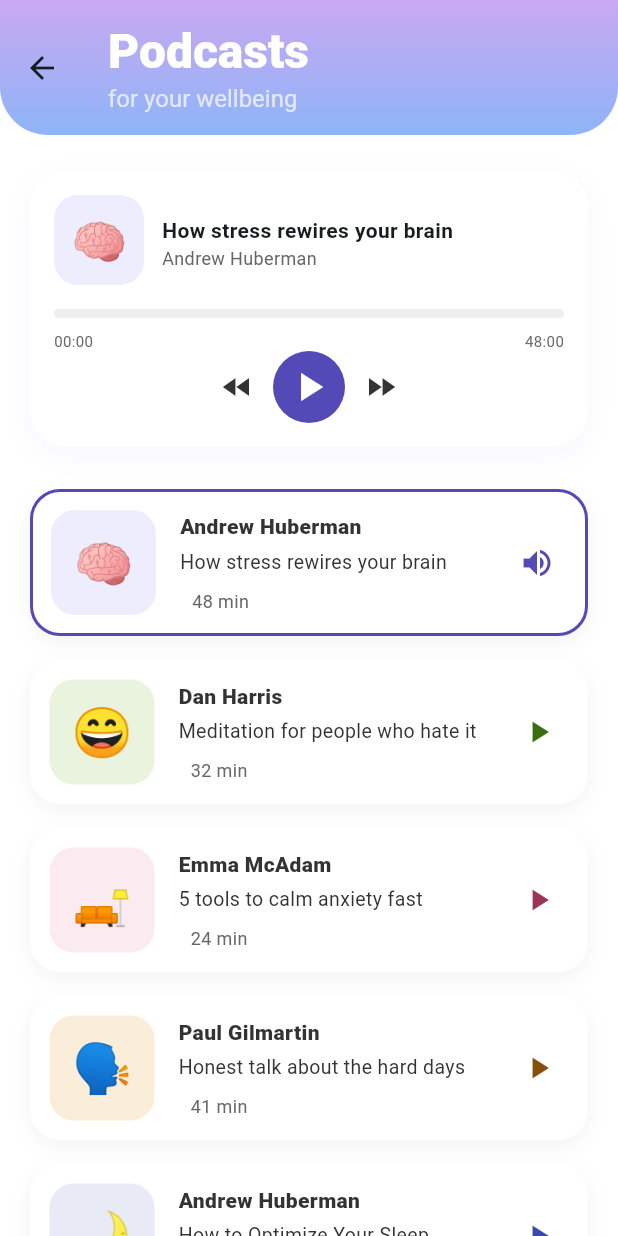
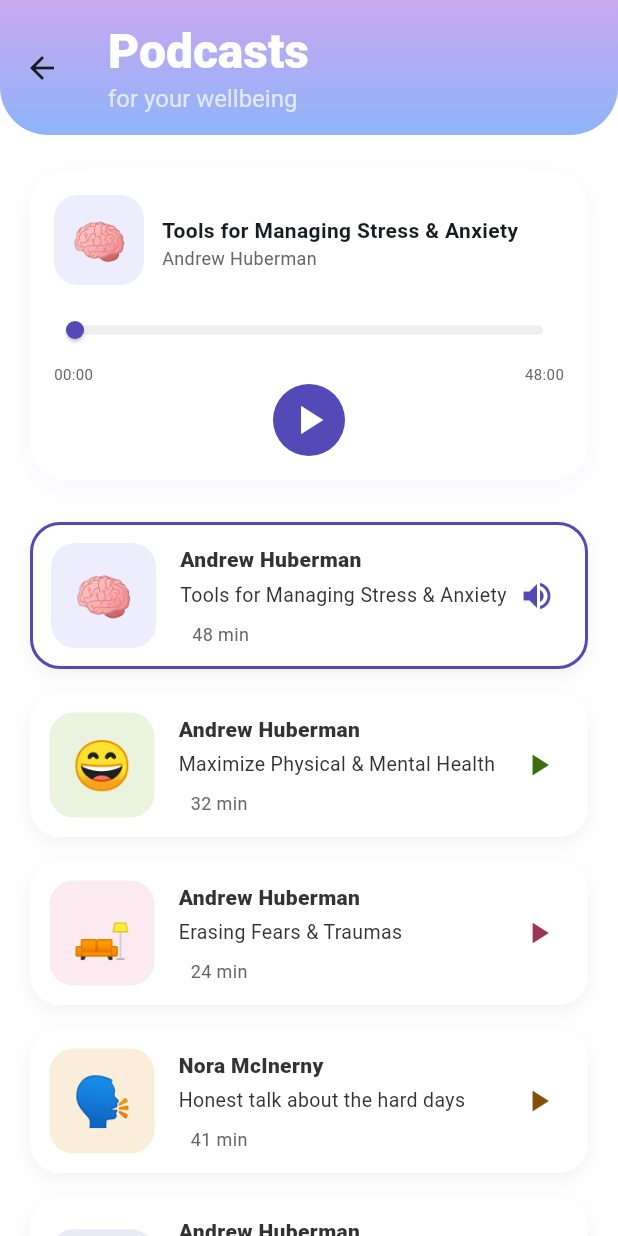
Before and after one commit to Imen-rekik/mentalbloom, a Flutter app: the PodcastScreen screen opened directly, after a tap on "Andrew Huberman", after a tap on the "play arrow" icon, on a phone screen of 412 x 824 dp. Run offline on Flutter 3.47's test engine with Material 3 defaults, Android fonts, the phone set to English and light mode, and no system bars; our stand-ins replace audioplayers, cloud_firestore, firebase_auth, firebase_core, fl_chart, flutter_dotenv and 5 more; accounts and stored records are empty.

Commit message:
podcast screen done

```diff
--- a/lib/screens/podcast_screen.dart
+++ b/lib/screens/podcast_screen.dart
@@ -11,58 +11,57 @@
 }
 
 class _PodcastScreenState extends State<PodcastScreen> {
-
   final List<PodcastEpisode> _allEpisodes = const [
     PodcastEpisode(
-      title: "How stress rewires your brain",
+      title: "Tools for Managing Stress & Anxiety",
       podcastName: "Andrew Huberman",
       durationMin: 48,
-      audioUrl: "https://www.learningcontainer.com/wp-content/uploads/2020/02/Kalimba.mp3",
+      audioUrl: "assets/audio/1_Tools_Stress_Anxiety.mp3",
       emoji: "🧠",
       bgColor: Color(0xFFEEEDFE),
       textColor: Color(0xFF534AB7),
     ),
     PodcastEpisode(
-      title: "Meditation for people who hate it",
-      podcastName: "Dan Harris",
+      title: "Maximize Physical & Mental Health",
+      podcastName: "Andrew Huberman",
       durationMin: 32,
-      audioUrl: "https://www.soundhelix.com/examples/mp3/SoundHelix-Song-2.mp3",
+      audioUrl: "assets/audio/2_Max_Mental_Health.mp3",
       emoji: "😄",
       bgColor: Color(0xFFEAF3DE),
       textColor: Color(0xFF3B6D11),
     ),
     PodcastEpisode(
-      title: "5 tools to calm anxiety fast",
-      podcastName: "Emma McAdam",
+      title: "Erasing Fears & Traumas",
+      podcastName: "Andrew Huberman",
       durationMin: 24,
-      audioUrl: "https://codeskulptor-demos.commondatastorage.googleapis.com/pang/paza-moduless.mp3",
+      audioUrl: "assets/audio/3_Erasing_Fears_Traumas.mp3",
       emoji: "🛋️",
       bgColor: Color(0xFFFBEAF0),
       textColor: Color(0xFF993556),
     ),
     PodcastEpisode(
       title: "Honest talk about the hard days",
-      podcastName: "Paul Gilmartin",
+      podcastName: "Nora McInerny",
       durationMin: 41,
-      audioUrl: "https://codeskulptor-demos.commondatastorage.googleapis.com/descent/gotitem.mp3",
+      audioUrl: "assets/audio/6_story.mp3",
       emoji: "🗣️",
       bgColor: Color(0xFFFAEEDA),
       textColor: Color(0xFF854F0B),
     ),
     PodcastEpisode(
-      title: "How to Optimize Your Sleep",
+      title: "The Science of Gratitude & How to Build a Gratitude Practice",
       podcastName: "Andrew Huberman",
       durationMin: 55,
-      audioUrl: "https://www.learningcontainer.com/wp-content/uploads/2020/02/Kalimba.mp3",
+      audioUrl: "assets/audio/4_Gratitude_Practice.mp3",
       emoji: "🌙",
       bgColor: Color(0xFFE8EAF6),
       textColor: Color(0xFF3949AB),
     ),
     PodcastEpisode(
-      title: "Using Meditation to Focus, Work & Create Better",
+      title: "Understanding & Conquering Depression ",
       podcastName: "Andrew Huberman",
       durationMin: 37,
-      audioUrl: "https://codeskulptor-demos.commondatastorage.googleapis.com/descent/background%20music.mp3",
+      audioUrl: "assets/audio/5_Conquering_Depression.mp3",
       emoji: "🧘",
       bgColor: Color(0xFFE0F2F1),
       textColor: Color(0xFF00695C),
@@ -71,7 +70,6 @@
 
   @override
   Widget build(BuildContext context) {
-
     return Scaffold(
       backgroundColor: AppColors.background,
       appBar: AppBar(
@@ -82,7 +80,9 @@
           borderRadius: BorderRadius.vertical(bottom: Radius.circular(32)),
         ),
         flexibleSpace: ClipRRect(
-          borderRadius: const BorderRadius.vertical(bottom: Radius.circular(32)),
+          borderRadius: const BorderRadius.vertical(
+            bottom: Radius.circular(32),
+          ),
           child: Container(
             decoration: const BoxDecoration(
               gradient: LinearGradient(
@@ -106,10 +106,7 @@
             ),
             Text(
               "for your wellbeing",
-              style: TextStyle(
-                fontSize: 16,
-                color: Colors.white70,
-              ),
+              style: TextStyle(fontSize: 16, color: Colors.white70),
             ),
           ],
         ),
@@ -141,14 +138,15 @@
     );
   }
 
-
-
   Widget _buildNowPlayingCard(PodcastProvider provider) {
     final episode = provider.currentEpisode!;
-    double progress = 0.0;
-    if (provider.duration.inSeconds > 0) {
-      progress = provider.position.inSeconds / provider.duration.inSeconds;
-    }
+    final maxSeconds = provider.duration.inSeconds > 0
+        ? provider.duration.inSeconds.toDouble()
+        : 1.0;
+    final positionSeconds = provider.position.inSeconds.toDouble().clamp(
+      0.0,
+      maxSeconds,
+    );
 
     return Padding(
       padding: const EdgeInsets.symmetric(horizontal: 20, vertical: 8),
@@ -177,7 +175,10 @@
                     borderRadius: BorderRadius.circular(16),
                   ),
                   child: Center(
-                    child: Text(episode.emoji, style: const TextStyle(fontSize: 30)),
+                    child: Text(
+                      episode.emoji,
+                      style: const TextStyle(fontSize: 30),
+                    ),
                   ),
                 ),
                 const SizedBox(width: 12),
@@ -208,12 +209,23 @@
               ],
             ),
             const SizedBox(height: 16),
-            LinearProgressIndicator(
-              value: progress,
-              backgroundColor: Colors.grey.shade200,
-              valueColor: AlwaysStoppedAnimation<Color>(episode.textColor),
-              borderRadius: BorderRadius.circular(4),
-              minHeight: 6,
+            SliderTheme(
+              data: SliderTheme.of(context).copyWith(
+                trackHeight: 6,
+                thumbShape: const RoundSliderThumbShape(enabledThumbRadius: 6),
+                overlayShape: const RoundSliderOverlayShape(overlayRadius: 14),
+                activeTrackColor: episode.textColor,
+                inactiveTrackColor: Colors.grey.shade200,
+                thumbColor: episode.textColor,
+              ),
+              child: Slider(
+                min: 0,
+                max: maxSeconds,
+                value: positionSeconds,
+                onChanged: (value) {
+                  provider.seek(Duration(seconds: value.round()));
+                },
+              ),
             ),
             const SizedBox(height: 8),
             Row(
@@ -221,44 +233,46 @@
               children: [
                 Text(
                   provider.formatDuration(provider.position),
-                  style: const TextStyle(fontSize: 10, color: AppColors.textLight),
+                  style: const TextStyle(
+                    fontSize: 10,
+                    color: AppColors.textLight,
+                  ),
                 ),
                 Text(
                   provider.formatDuration(provider.duration),
-                  style: const TextStyle(fontSize: 10, color: AppColors.textLight),
+                  style: const TextStyle(
+                    fontSize: 10,
+                    color: AppColors.textLight,
+                  ),
                 ),
               ],
             ),
             Row(
               mainAxisAlignment: MainAxisAlignment.center,
               children: [
-                IconButton(
-                  icon: const Icon(Icons.fast_rewind),
-                  color: AppColors.textMain,
-                  onPressed: () => provider.skipBackward15(),
-                ),
                 Container(
                   decoration: BoxDecoration(
                     color: episode.textColor,
                     shape: BoxShape.circle,
                   ),
                   child: IconButton(
-                    icon: Icon(provider.isPlaying ? Icons.pause : Icons.play_arrow),
+                    icon: Icon(
+                      provider.isPlaying ? Icons.pause : Icons.play_arrow,
+                    ),
                     color: Colors.white,
                     iconSize: 32,
                     onPressed: () {
                       if (provider.isPlaying) {
                         provider.pause();
                       } else {
+                        if (provider.currentEpisode == episode) {
+                          provider.resume();
+                        } else {
                           provider.playEpisode(episode);
+                        }
                       }
                     },
                   ),
-                ),
-                IconButton(
-                  icon: const Icon(Icons.fast_forward),
-                  color: AppColors.textMain,
-                  onPressed: () => provider.skipForward15(),
                 ),
               ],
             ),
@@ -269,7 +283,8 @@
   }
 
   Widget _buildEpisodeCard(PodcastEpisode episode, BuildContext context) {
-    final isCurrentlyPlaying = context.watch<PodcastProvider>().currentEpisode == episode;
+    final isCurrentlyPlaying =
+        context.watch<PodcastProvider>().currentEpisode == episode;
 
     return GestureDetector(
       onTap: () {
@@ -302,7 +317,10 @@
                 borderRadius: BorderRadius.circular(16),
               ),
               child: Center(
-                child: Text(episode.emoji, style: const TextStyle(fontSize: 32)),
+                child: Text(
+                  episode.emoji,
+                  style: const TextStyle(fontSize: 32),
+                ),
               ),
             ),
             const SizedBox(width: 16),
@@ -331,7 +349,6 @@
                   const SizedBox(height: 8),
                   Row(
                     children: [
-
                       const SizedBox(width: 8),
                       Text(
                         "${episode.durationMin} min",
--- a/lib/services/podcast_provider.dart
+++ b/lib/services/podcast_provider.dart
@@ -5,6 +5,7 @@
   final String title;
   final String podcastName;
   final int durationMin;
+  // Supports either local asset paths (assets/...) or network URLs.
   final String audioUrl;
   final String emoji;
   final Color bgColor;
@@ -48,6 +49,12 @@
       _position = newPosition;
       notifyListeners();
     });
+
+    _audioPlayer.onPlayerComplete.listen((_) {
+      _isPlaying = false;
+      _position = _duration;
+      notifyListeners();
+    });
   }
 
   Future<void> playEpisode(PodcastEpisode episode) async {
@@ -60,9 +67,14 @@
         minutes: episode.durationMin,
       ); // fallback before load
       notifyListeners();
-      await _audioPlayer.play(UrlSource(episode.audioUrl));
+
+      if (_isLocalAssetPath(episode.audioUrl)) {
+        await _audioPlayer.play(AssetSource(_toAssetSourcePath(episode.audioUrl)));
+      } else {
+        await _audioPlayer.play(UrlSource(episode.audioUrl));
+      }
     } else {
-      await _audioPlayer.resume();
+      await resume();
     }
   }
 
@@ -70,18 +82,41 @@
     await _audioPlayer.pause();
   }
 
+  Future<void> resume() async {
+    await _audioPlayer.resume();
+  }
+
   Future<void> seek(Duration position) async {
-    await _audioPlayer.seek(position);
+    final clamped = _clampToDuration(position);
+    await _audioPlayer.seek(clamped);
   }
 
   Future<void> skipForward15() async {
-    final target = _position + const Duration(seconds: 15);
-    await seek(target > _duration ? _duration : target);
+    await seek(_position + const Duration(seconds: 15));
   }
 
   Future<void> skipBackward15() async {
-    final target = _position - const Duration(seconds: 15);
-    await seek(target < Duration.zero ? Duration.zero : target);
+    await seek(_position - const Duration(seconds: 15));
+  }
+
+  bool _isLocalAssetPath(String value) {
+    return value.startsWith('assets/');
+  }
+
+  String _toAssetSourcePath(String fullAssetPath) {
+    return fullAssetPath.startsWith('assets/')
+        ? fullAssetPath.substring('assets/'.length)
+        : fullAssetPath;
+  }
+
+  Duration _clampToDuration(Duration value) {
+    if (value < Duration.zero) {
+      return Duration.zero;
+    }
+    if (_duration > Duration.zero && value > _duration) {
+      return _duration;
+    }
+    return value;
   }
 
   String formatDuration(Duration d) {
```
Also changed, not shown: pubspec.yaml (+1 -6 lines), 1 other file. Lines whose indentation alone changed are shown as unchanged.
